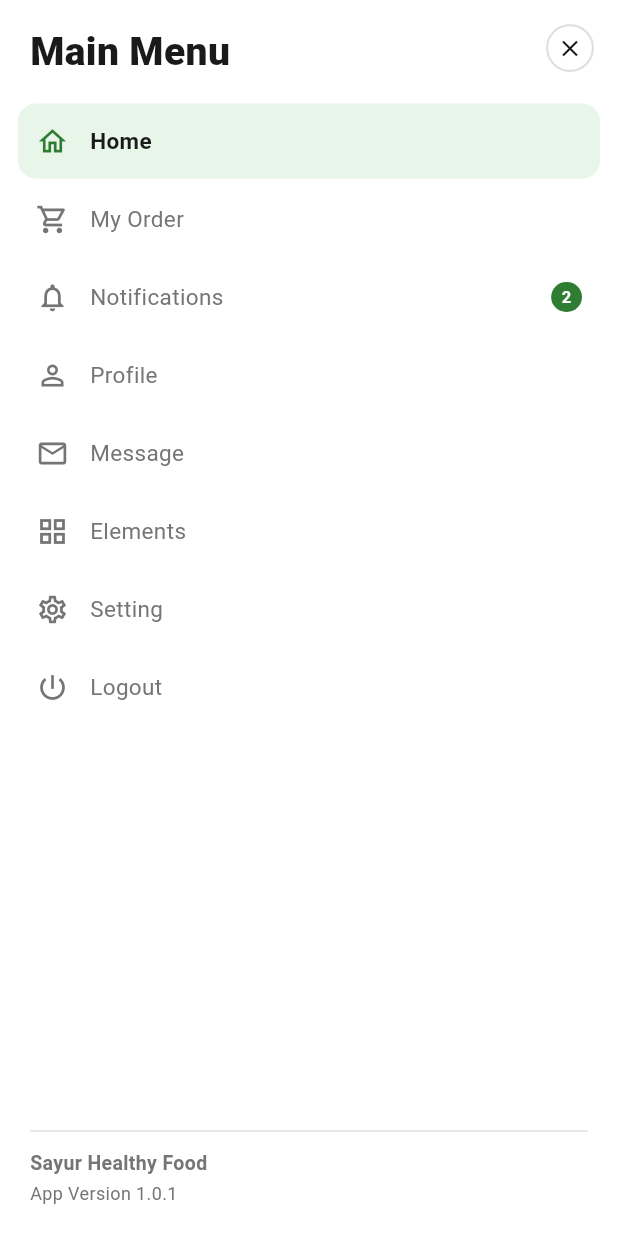
After one commit to hikaamTYZ1234/Project-Sayur, a Flutter app: the MainMenuDrawer screen opened by its route, on a phone screen of 412 x 824 dp. The commit adds this screen. Run offline on Flutter 3.47's test engine with Material 3 defaults, Android fonts, the phone set to English and light mode, and no system bars; our stand-ins replace shared_preferences; accounts and stored records are empty.

Commit message:
main menu

```diff
--- /dev/null
+++ b/lib/features/main_menu/screens/main_menu_drawer.dart
@@ -0,0 +1,341 @@
+import 'package:flutter/material.dart';
+import '../../../theme/app_colors.dart';
+import 'color_themes_screen.dart';
+
+// ─────────────────────────────────────────────────────────────────
+//  MODEL MENU ITEM
+// ─────────────────────────────────────────────────────────────────
+class _MenuItem {
+  final IconData icon;
+  final String label;
+  final int? badge;
+
+  const _MenuItem({
+    required this.icon,
+    required this.label,
+    this.badge,
+  });
+}
+
+// ─────────────────────────────────────────────────────────────────
+//  DATA MENU
+// ─────────────────────────────────────────────────────────────────
+const List<_MenuItem> _menuItems = [
+  _MenuItem(icon: Icons.home_outlined,         label: 'Home'),
+  _MenuItem(icon: Icons.shopping_cart_outlined, label: 'My Order'),
+  _MenuItem(icon: Icons.notifications_outlined, label: 'Notifications', badge: 2),
+  _MenuItem(icon: Icons.person_outline,         label: 'Profile'),
+  _MenuItem(icon: Icons.mail_outline,           label: 'Message'),
+  _MenuItem(icon: Icons.grid_view_outlined,     label: 'Elements'),
+  _MenuItem(icon: Icons.settings_outlined,      label: 'Setting'),
+  _MenuItem(icon: Icons.power_settings_new,     label: 'Logout'),
+];
+
+// ─────────────────────────────────────────────────────────────────
+//  MAIN MENU DRAWER
+// ─────────────────────────────────────────────────────────────────
+class MainMenuDrawer extends StatefulWidget {
+  /// Index halaman yang sedang aktif (0 = Home, 1 = My Order, dst.)
+  final int activeIndex;
+
+  /// Callback saat item menu ditekan
+  final ValueChanged<int>? onItemTap;
+
+  const MainMenuDrawer({
+    super.key,
+    this.activeIndex = 0,
+    this.onItemTap,
+  });
+
+  @override
+  State<MainMenuDrawer> createState() => _MainMenuDrawerState();
+}
+
+class _MainMenuDrawerState extends State<MainMenuDrawer> {
+  late int _activeIndex;
+
+  @override
+  void initState() {
+    super.initState();
+    _activeIndex = widget.activeIndex;
+  }
+
+  void _onTap(int index) {
+    // Logout — tampilkan dialog konfirmasi
+    if (_menuItems[index].label == 'Logout') {
+      _showLogoutDialog();
+      return;
+    }
+
+    // Setting — buka Color Themes
+    if (_menuItems[index].label == 'Setting') {
+      Navigator.of(context).pop(); // tutup drawer dulu
+      Navigator.of(context).push(
+        MaterialPageRoute(builder: (_) => const ColorThemesScreen()),
+      );
+      return;
+    }
+
+    setState(() => _activeIndex = index);
+    widget.onItemTap?.call(index);
+    Navigator.of(context).pop(); // tutup drawer
+  }
+
+  void _showLogoutDialog() {
+    final isDark = Theme.of(context).brightness == Brightness.dark;
+    showDialog(
+      context: context,
+      builder: (_) => AlertDialog(
+        backgroundColor: isDark ? AppColors.surfaceDark : AppColors.backgroundLight,
+        shape: RoundedRectangleBorder(borderRadius: BorderRadius.circular(16)),
+        title: Text(
+          'Keluar?',
+          style: TextStyle(
+            fontWeight: FontWeight.w700,
+            color: isDark ? AppColors.textPrimaryDark : AppColors.textPrimaryLight,
+          ),
+        ),
+        content: Text(
+          'Apakah kamu yakin ingin keluar dari akun?',
+          style: TextStyle(
+            color: isDark ? AppColors.textSecondaryDark : AppColors.textSecondaryLight,
+          ),
+        ),
+        actions: [
+          TextButton(
+            onPressed: () => Navigator.pop(context),
+            child: Text(
+              'Batal',
+              style: TextStyle(
+                color: isDark ? AppColors.textSecondaryDark : AppColors.textSecondaryLight,
+              ),
+            ),
+          ),
+          ElevatedButton(
+            style: ElevatedButton.styleFrom(
+              minimumSize: const Size(80, 38),
+              backgroundColor: AppColors.primaryGreen,
+            ),
+            onPressed: () {
+              Navigator.pop(context); // tutup dialog
+              Navigator.pop(context); // tutup drawer
+              // TODO: aksi logout
+            },
+            child: const Text('Keluar'),
+          ),
+        ],
+      ),
+    );
+  }
+
+  @override
+  Widget build(BuildContext context) {
+    final isDark = Theme.of(context).brightness == Brightness.dark;
+
+    return Drawer(
+      width: MediaQuery.of(context).size.width * 0.72,
+      backgroundColor: isDark ? AppColors.surfaceDark : AppColors.backgroundLight,
+      shape: const RoundedRectangleBorder(
+        borderRadius: BorderRadius.only(
+          topRight:    Radius.circular(24),
+          bottomRight: Radius.circular(24),
+        ),
+      ),
+      child: SafeArea(
+        child: Column(
+          crossAxisAlignment: CrossAxisAlignment.start,
+          children: [
+            // ── Header: Tombol Close + Judul ──────────────────
+            Padding(
+              padding: const EdgeInsets.fromLTRB(20, 16, 16, 8),
+              child: Row(
+                mainAxisAlignment: MainAxisAlignment.spaceBetween,
+                crossAxisAlignment: CrossAxisAlignment.start,
+                children: [
+                  Text(
+                    'Main Menu',
+                    style: TextStyle(
+                      fontSize: 26,
+                      fontWeight: FontWeight.w800,
+                      color: isDark
+                          ? AppColors.textPrimaryDark
+                          : AppColors.textPrimaryLight,
+                    ),
+                  ),
+                  GestureDetector(
+                    onTap: () => Navigator.of(context).pop(),
+                    child: Container(
+                      width: 32,
+                      height: 32,
+                      decoration: BoxDecoration(
+                        shape: BoxShape.circle,
+                        border: Border.all(
+                          color: isDark
+                              ? AppColors.dividerDark
+                              : AppColors.dividerLight,
+                          width: 1.5,
+                        ),
+                      ),
+                      child: Icon(
+                        Icons.close,
+                        size: 18,
+                        color: isDark
+                            ? AppColors.textPrimaryDark
+                            : AppColors.textPrimaryLight,
+                      ),
+                    ),
+                  ),
+                ],
+              ),
+            ),
+
+            const SizedBox(height: 8),
+
+            // ── Menu Items ────────────────────────────────────
+            Expanded(
+              child: ListView.builder(
+                padding: const EdgeInsets.symmetric(horizontal: 12),
+                itemCount: _menuItems.length,
+                itemBuilder: (context, index) {
+                  final item = _menuItems[index];
+                  final isActive = index == _activeIndex;
+                  final isLogout = item.label == 'Logout';
+
+                  return _MenuTile(
+                    item: item,
+                    isActive: isActive,
+                    isLogout: isLogout,
+                    isDark: isDark,
+                    onTap: () => _onTap(index),
+                  );
+                },
+              ),
+            ),
+
+            // ── Footer: Nama App & Versi ───────────────────────
+            Padding(
+              padding: const EdgeInsets.fromLTRB(20, 0, 20, 20),
+              child: Column(
+                crossAxisAlignment: CrossAxisAlignment.start,
+                children: [
+                  Divider(
+                    color: isDark ? AppColors.dividerDark : AppColors.dividerLight,
+                    height: 24,
+                  ),
+                  Text(
+                    'Sayur Healthy Food',
+                    style: TextStyle(
+                      fontSize: 13,
+                      fontWeight: FontWeight.w600,
+                      color: isDark
+                          ? AppColors.textSecondaryDark
+                          : AppColors.textSecondaryLight,
+                    ),
+                  ),
+                  const SizedBox(height: 2),
+                  Text(
+                    'App Version 1.0.1',
+                    style: TextStyle(
+                      fontSize: 12,
+                      color: isDark
+                          ? AppColors.textSecondaryDark
+                          : AppColors.textSecondaryLight,
+                    ),
+                  ),
+                ],
+              ),
+            ),
+          ],
+        ),
+      ),
+    );
+  }
+}
+
+// ─────────────────────────────────────────────────────────────────
+//  WIDGET: Menu Tile
+// ─────────────────────────────────────────────────────────────────
+class _MenuTile extends StatelessWidget {
+  final _MenuItem item;
+  final bool isActive;
+  final bool isLogout;
+  final bool isDark;
+  final VoidCallback onTap;
+
+  const _MenuTile({
+    required this.item,
+    required this.isActive,
+    required this.isLogout,
+    required this.isDark,
+    required this.onTap,
+  });
+
+  @override
+  Widget build(BuildContext context) {
+    final activeColor  = isDark ? AppColors.primaryGreenLight : AppColors.primaryGreen;
+    final inactiveColor = isDark ? AppColors.textSecondaryDark : AppColors.textSecondaryLight;
+    final iconColor    = isActive ? activeColor : inactiveColor;
+    final textColor    = isActive
+        ? (isDark ? AppColors.textPrimaryDark : AppColors.textPrimaryLight)
+        : inactiveColor;
+
+    return Padding(
+      padding: const EdgeInsets.only(bottom: 2),
+      child: Material(
+        color: Colors.transparent,
+        borderRadius: BorderRadius.circular(12),
+        child: InkWell(
+          borderRadius: BorderRadius.circular(12),
+          onTap: onTap,
+          child: AnimatedContainer(
+            duration: const Duration(milliseconds: 180),
+            padding: const EdgeInsets.symmetric(horizontal: 12, vertical: 14),
+            decoration: BoxDecoration(
+              color: isActive
+                  ? (isDark ? AppColors.primaryBgDark : AppColors.primaryBg)
+                  : Colors.transparent,
+              borderRadius: BorderRadius.circular(12),
+            ),
+            child: Row(
+              children: [
+                // Icon
+                Icon(item.icon, size: 22, color: iconColor),
+                const SizedBox(width: 14),
+
+                // Label
+                Expanded(
+                  child: Text(
+                    item.label,
+                    style: TextStyle(
+                      fontSize: 15,
+                      fontWeight: isActive ? FontWeight.w600 : FontWeight.w400,
+                      color: textColor,
+                    ),
+                  ),
+                ),
+
+                // Badge notifikasi
+                if (item.badge != null)
+                  Container(
+                    padding: const EdgeInsets.symmetric(horizontal: 7, vertical: 2),
+                    decoration: BoxDecoration(
+                      color: AppColors.primaryGreen,
+                      borderRadius: BorderRadius.circular(10),
+                    ),
+                    child: Text(
+                      '${item.badge}',
+                      style: const TextStyle(
+                        fontSize: 11,
+                        fontWeight: FontWeight.w700,
+                        color: Colors.white,
+                      ),
+                    ),
+                  ),
+              ],
+            ),
+          ),
+        ),
+      ),
+    );
+  }
+}
--- a/lib/routes/app_routes.dart
+++ b/lib/routes/app_routes.dart
@@ -5,6 +5,8 @@ import '../features/messages/screens/message_list_screen.dart';
 import '../features/messages/screens/chat_detail.dart';
 import '../features/food/screens/orders_screen.dart';
 import '../features/main_menu/screens/color_themes_screen.dart';
+import '../features/main_menu/screens/main_menu_drawer.dart';
+
 
 
 
@@ -15,6 +17,7 @@ class AppRoutes {
   static const String chatDetail = '/chat-detail';
   static const String orders = '/orders';
   static const String colorThemes = '/color-themes';
+  static const String mainMenu = '/mainmenu';
 
   // Tambahkan ini agar 'AppRoutes.routes' di main.dart tidak error
   static Map<String, WidgetBuilder> get routes => {
@@ -24,6 +27,7 @@ class AppRoutes {
     chatDetail: (context) => const ChatDetailScreen(),
     orders: (context) => const OrdersScreen(),
     colorThemes: (context) => const ColorThemesScreen(),
+    mainMenu: (context) => const MainMenuDrawer(),
   };
 
   // Tambahkan ini agar 'AppRoutes.onGenerateRoute' di main.dart tidak error
```
Also changed, not shown: 1 other file.
